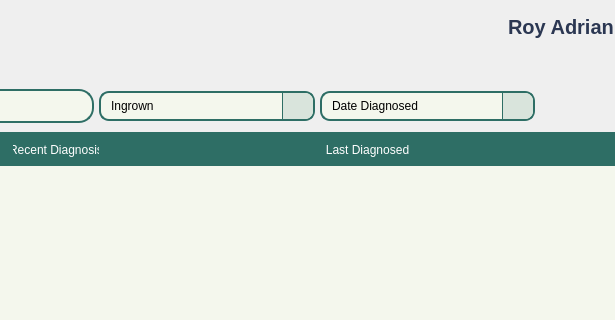
VinsmokeSanji69/COVACHA_CLINIC_SYSTEM, file Views/Admin_Patients.ui: the form before one commit; both pictures show x 324 to 939 and y 0 to 320 of the 1095 by 713 pixel window.
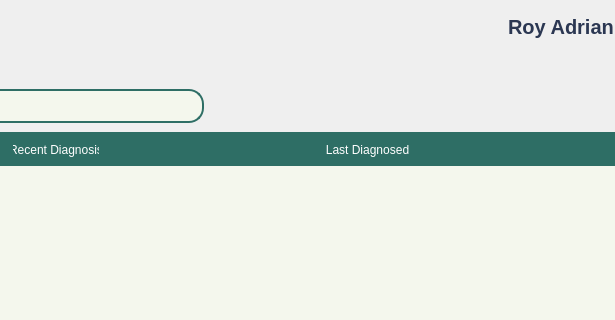
The form after the commit. Icons and pictures are not drawn.

Diff of the .ui file:
```diff
--- a/Views/Admin_Patients.ui
+++ b/Views/Admin_Patients.ui
@@ -23,24 +23,23 @@
 	font: 900 17pt &quot;Satoshi Black&quot;;
 	background-color: transparent;
  	border-radius: 10px;
-	font-weight: bold;	
+	font-weight: bold;
 	color: #F4F7ED;
 	text-align: left;
 	padding: 5px 5px;
 }
 #NavBar {
-    background-color: #2E6E65; 
+    background-color: #2E6E65;
 }
 QLabel {
 	font: 900 10pt &quot;Satoshi Black&quot;;
-	font-size: 20px;
+	font-size: 25px;
 	font-weight: bold;
 	color: #2E6E65;
 	qproperty-alignment: 'AlignLeft';
     qproperty-wordWrap: true;
 	background: transparent;
 }
-
 </string>
   </property>
   <layout class="QHBoxLayout" name="horizontalLayout_4">
@@ -783,96 +782,6 @@
                  </layout>
                 </widget>
                </item>
-               <item>
-                <widget class="QComboBox" name="SortByBox">
-                 <property name="sizePolicy">
-                  <sizepolicy hsizetype="Expanding" vsizetype="Fixed">
-                   <horstretch>0</horstretch>
-                   <verstretch>0</verstretch>
-                  </sizepolicy>
-                 </property>
-                 <property name="minimumSize">
-                  <size>
-                   <width>0</width>
-                   <height>0</height>
-                  </size>
-                 </property>
-                 <property name="maximumSize">
-                  <size>
-                   <width>250</width>
-                   <height>16777215</height>
-                  </size>
-                 </property>
-                 <property name="styleSheet">
-                  <string notr="true">QComboBox::down-arrow {
-    image: url(:/icons/icons/chevron-down.svg);
-    width: 20px;
-    height: 20px;
-}
-</string>
-                 </property>
-                 <item>
-                  <property name="text">
-                   <string>Ingrown</string>
-                  </property>
-                 </item>
-                 <item>
-                  <property name="text">
-                   <string>Kabag</string>
-                  </property>
-                 </item>
-                 <item>
-                  <property name="text">
-                   <string>Panuhot</string>
-                  </property>
-                 </item>
-                </widget>
-               </item>
-               <item>
-                <widget class="QComboBox" name="SortOrderBox">
-                 <property name="sizePolicy">
-                  <sizepolicy hsizetype="Expanding" vsizetype="Fixed">
-                   <horstretch>0</horstretch>
-                   <verstretch>0</verstretch>
-                  </sizepolicy>
-                 </property>
-                 <property name="minimumSize">
-                  <size>
-                   <width>0</width>
-                   <height>0</height>
-                  </size>
-                 </property>
-                 <property name="maximumSize">
-                  <size>
-                   <width>250</width>
-                   <height>16777215</height>
-                  </size>
-                 </property>
-                 <property name="styleSheet">
-                  <string notr="true">QComboBox::down-arrow {
-    image: url(:/icons/icons/chevron-down.svg);
-    width: 20px;
-    height: 20px;
-}
-</string>
-                 </property>
-                 <item>
-                  <property name="text">
-                   <string>Date Diagnosed</string>
-                  </property>
-                 </item>
-                 <item>
-                  <property name="text">
-                   <string>Gender</string>
-                  </property>
-                 </item>
-                 <item>
-                  <property name="text">
-                   <string>Name (Aphabetical)</string>
-                  </property>
-                 </item>
-                </widget>
-               </item>
                <item>
                 <spacer name="horizontalSpacer">
                  <property name="orientation">
```
Left out of the diff: 10 changed lines with no effect on the pictures.
